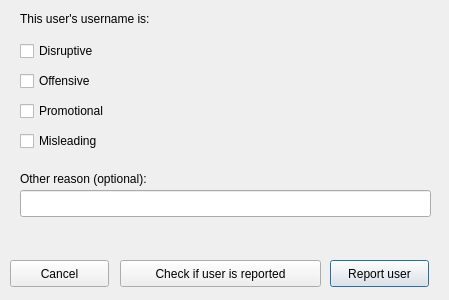
Old version of the form huggle/uaareport.ui in the repository huggle/huggle3-qt-lx.
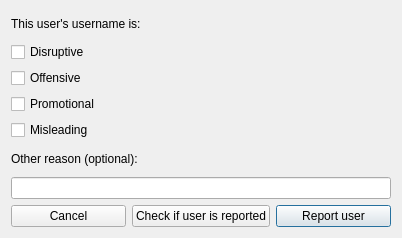
New version of the form.

Patch:
```diff
--- a/huggle/uaareport.ui
+++ b/huggle/uaareport.ui
@@ -6,143 +6,88 @@
    <rect>
     <x>0</x>
     <y>0</y>
-    <width>449</width>
-    <height>300</height>
+    <width>402</width>
+    <height>238</height>
    </rect>
   </property>
   <property name="windowTitle">
    <string>Report user to UAA</string>
   </property>
-  <widget class="QPushButton" name="pushButton">
-   <property name="geometry">
-    <rect>
-     <x>330</x>
-     <y>260</y>
-     <width>99</width>
-     <height>27</height>
-    </rect>
-   </property>
-   <property name="text">
-    <string>Report user</string>
-   </property>
-   <property name="default">
-    <bool>true</bool>
-   </property>
-  </widget>
-  <widget class="QPushButton" name="pushButton_2">
-   <property name="geometry">
-    <rect>
-     <x>10</x>
-     <y>260</y>
-     <width>99</width>
-     <height>27</height>
-    </rect>
-   </property>
-   <property name="text">
-    <string>Cancel</string>
-   </property>
-  </widget>
+  <layout class="QVBoxLayout" name="verticalLayout">
+   <item>
   <widget class="QLabel" name="label">
-   <property name="geometry">
-    <rect>
-     <x>20</x>
-     <y>10</y>
-     <width>171</width>
-     <height>17</height>
-    </rect>
-   </property>
    <property name="text">
     <string>This user's username is:</string>
    </property>
   </widget>
+   </item>
+   <item>
   <widget class="QCheckBox" name="checkBox">
-   <property name="geometry">
-    <rect>
-     <x>20</x>
-     <y>40</y>
-     <width>201</width>
-     <height>22</height>
-    </rect>
-   </property>
    <property name="text">
     <string>Disruptive</string>
    </property>
   </widget>
+   </item>
+   <item>
   <widget class="QCheckBox" name="checkBox_2">
-   <property name="geometry">
-    <rect>
-     <x>20</x>
-     <y>70</y>
-     <width>98</width>
-     <height>22</height>
-    </rect>
-   </property>
    <property name="text">
     <string>Offensive</string>
    </property>
   </widget>
+   </item>
+   <item>
   <widget class="QCheckBox" name="checkBox_3">
-   <property name="geometry">
-    <rect>
-     <x>20</x>
-     <y>100</y>
-     <width>151</width>
-     <height>22</height>
-    </rect>
-   </property>
    <property name="text">
     <string>Promotional</string>
    </property>
   </widget>
+   </item>
+   <item>
   <widget class="QCheckBox" name="checkBox_4">
-   <property name="geometry">
-    <rect>
-     <x>20</x>
-     <y>130</y>
-     <width>121</width>
-     <height>22</height>
-    </rect>
-   </property>
    <property name="text">
     <string>Misleading</string>
    </property>
   </widget>
+   </item>
+   <item>
   <widget class="QLabel" name="label_2">
-   <property name="geometry">
-    <rect>
-     <x>20</x>
-     <y>170</y>
-     <width>171</width>
-     <height>17</height>
-    </rect>
-   </property>
    <property name="text">
     <string>Other reason (optional):</string>
    </property>
   </widget>
-  <widget class="QLineEdit" name="lineEdit">
-   <property name="geometry">
-    <rect>
-     <x>20</x>
-     <y>190</y>
-     <width>411</width>
-     <height>27</height>
-    </rect>
-   </property>
-  </widget>
+   </item>
+   <item>
+    <widget class="QLineEdit" name="lineEdit"/>
+   </item>
+   <item>
+    <layout class="QHBoxLayout" name="horizontalLayout">
+     <item>
+      <widget class="QPushButton" name="pushButton_2">
+       <property name="text">
+        <string>Cancel</string>
+       </property>
+      </widget>
+     </item>
+     <item>
   <widget class="QPushButton" name="pushButton_3">
-   <property name="geometry">
-    <rect>
-     <x>120</x>
-     <y>260</y>
-     <width>201</width>
-     <height>27</height>
-    </rect>
-   </property>
    <property name="text">
     <string>Check if user is reported</string>
    </property>
   </widget>
+     </item>
+     <item>
+      <widget class="QPushButton" name="pushButton">
+       <property name="text">
+        <string>Report user</string>
+       </property>
+       <property name="default">
+        <bool>true</bool>
+       </property>
+      </widget>
+     </item>
+    </layout>
+   </item>
+  </layout>
  </widget>
  <resources/>
  <connections/>
```
Lines whose indentation alone changed are shown as unchanged.
